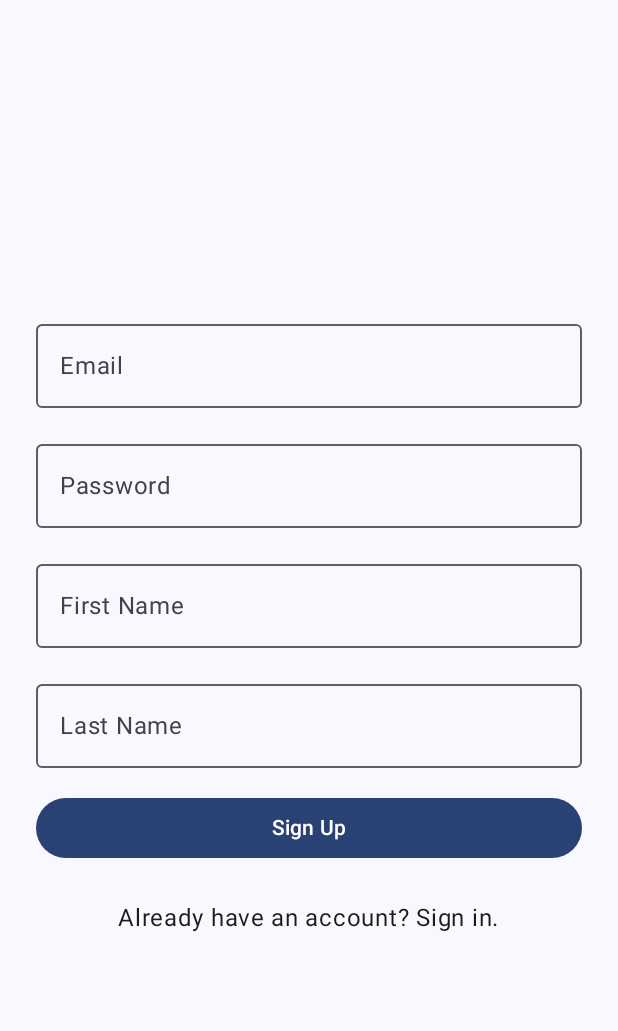
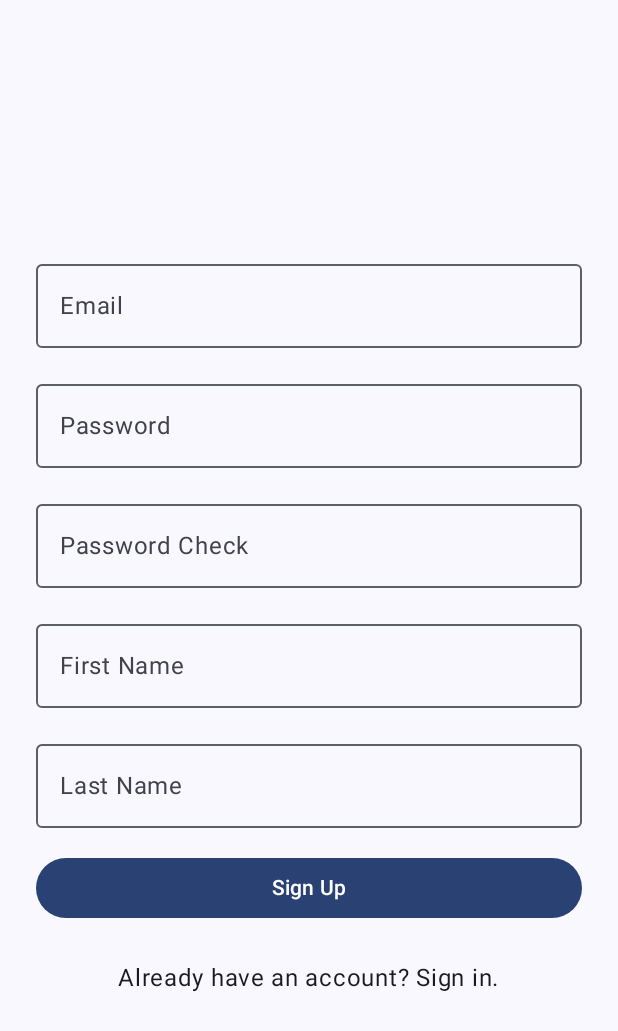
Before and after one commit to Space-Belt/Android_Firebase, an Android app built with Jetpack Compose: the screen it shows after launch (MainActivity), on a phone screen of 412 x 824 dp. Shown: the top 1031 px of the screen. Run offline under Robolectric (Android 15) with nearby library versions, the phone set to English and light mode, and no system bars; our stand-ins replace Firebase (no records; nobody signed in at launch, a user with empty details on screens opened directly).

Commit message:
feat: 비밀번호 체크 추가 및 유효성 검사, 안내문구 노출

```diff
--- a/app/src/main/java/com/example/androidfirebase/ui/theme/SignUpScreen.kt
+++ b/app/src/main/java/com/example/androidfirebase/ui/theme/SignUpScreen.kt
@@ -35,13 +35,20 @@ fun SignUpScreen(
 
     var email by remember { mutableStateOf("") }
     var isEmailValid by remember { mutableStateOf(true) }
+    var isPasswordValid by remember { mutableStateOf(true) }
+    var isPasswordCheck by remember {  mutableStateOf(true) }
 
     var password by remember { mutableStateOf("") }
+    var checkPassword by remember { mutableStateOf("") }
     var firstName by remember { mutableStateOf("") }
     var lastName by remember { mutableStateOf("") }
 
     val emailPattern = Pattern.compile(
         "[a-zA-Z0-9._-]+@[a-z]+\\.+[a-z]+"
+    )
+
+    val passwordPattern = Pattern.compile(
+        "^(?=.*[A-Za-z])(?=.*\\d)(?=.*[!@#\$%^&*])[A-Za-z\\d!@#\$%^&*]{8,}$"
     )
 
     Column(
@@ -72,13 +79,46 @@ fun SignUpScreen(
         }
         OutlinedTextField(
             value = password,
-            onValueChange = { password = it },
+            onValueChange = {
+                password = it
+                isPasswordValid = passwordPattern.matcher(it).matches()
+            },
             label = { Text("Password") },
             modifier = Modifier
                 .fillMaxWidth()
                 .padding(8.dp),
             visualTransformation = PasswordVisualTransformation()
         )
+        if (!isPasswordValid && password.isNotBlank()) {
+            Text(
+                text = "비밀번호는 8자이상 숫자,알파벳,특수기호를 포함해야합니다",
+                color = MaterialTheme.colorScheme.error,
+                style = MaterialTheme.typography.bodySmall,
+                modifier = Modifier.padding(start = 16.dp)
+            )
+        }
+        OutlinedTextField(
+            value = checkPassword,
+            onValueChange = {
+                checkPassword = it
+                isPasswordCheck = (password == it)
+            },
+            label = { Text("Password Check") },
+            modifier = Modifier
+                .fillMaxWidth()
+                .padding(8.dp),
+            visualTransformation = PasswordVisualTransformation()
+        )
+
+        if (!isPasswordCheck && checkPassword.isNotBlank()) {
+            Text(
+                text = "비밀번호가 일치하지 않습니다.",
+                color = MaterialTheme.colorScheme.error,
+                style = MaterialTheme.typography.bodySmall,
+                modifier = Modifier.padding(start = 16.dp)
+            )
+        }
+
         OutlinedTextField(
             value = firstName,
             onValueChange = { firstName = it },
@@ -87,6 +127,8 @@ fun SignUpScreen(
                 .fillMaxWidth()
                 .padding(8.dp)
         )
+
+
         OutlinedTextField(
             value = lastName,
             onValueChange = { lastName = it },
```
